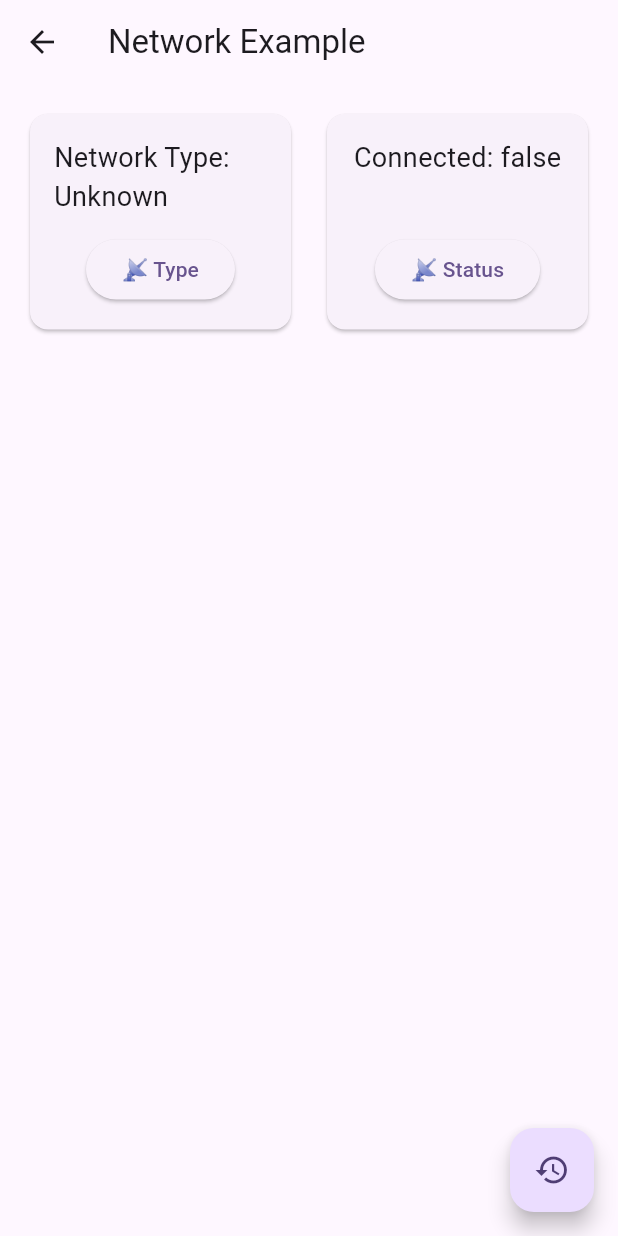
After one commit to cosmicsaurabh/kotlin_methodChannel_test, a Flutter app: the NetworkInfo screen opened directly, after a tap on "📡 Type", after a tap on "📡 Status", on a phone screen of 412 x 824 dp. The commit adds this screen. Run offline on Flutter 3.47's test engine with Material 3 defaults, Android fonts, the phone set to English and light mode, and no system bars.

Commit message:
network tab option added

```diff
--- a/lib/main.dart
+++ b/lib/main.dart
@@ -1,22 +1,53 @@
 import 'package:flutter/material.dart';
 import 'package:textbattery/battery.dart';
+import 'package:textbattery/network.dart';
 
 void main() {
   runApp(const MyApp());
 }
 
-class MyApp extends StatelessWidget {
+class MyApp extends StatefulWidget {
   const MyApp({super.key});
 
-  // This widget is the root of your application.
+  @override
+  State<MyApp> createState() => _MyAppState();
+}
+
+class _MyAppState extends State<MyApp> {
+  int _selectedIndex = 0;
+
+  static List<Widget> _widgetOptions = <Widget>[BatteryInfo(), NetworkInfo()];
+
+  void _onItemTapped(int index) {
+    setState(() {
+      _selectedIndex = index;
+    });
+  }
+
   @override
   Widget build(BuildContext context) {
     return MaterialApp(
-      title: 'Flutter Demo',
       theme: ThemeData(
         colorScheme: ColorScheme.fromSeed(seedColor: Colors.deepPurple),
       ),
-      home: BatteryInfo(),
+      home: Scaffold(
+        body: _widgetOptions.elementAt(_selectedIndex),
+        bottomNavigationBar: BottomNavigationBar(
+          items: const <BottomNavigationBarItem>[
+            BottomNavigationBarItem(
+              icon: Icon(Icons.battery_charging_full),
+              label: 'Battery',
+            ),
+            BottomNavigationBarItem(
+              icon: Icon(Icons.network_wifi),
+              label: 'Network',
+            ),
+          ],
+          currentIndex: _selectedIndex,
+          selectedItemColor: Colors.amber[800],
+          onTap: _onItemTapped,
+        ),
+      ),
     );
   }
 }
--- /dev/null
+++ b/lib/network.dart
@@ -0,0 +1,149 @@
+import 'package:flutter/material.dart';
+import 'package:flutter/services.dart';
+
+class NetworkInfo extends StatefulWidget {
+  @override
+  _NetworkInfoState createState() => _NetworkInfoState();
+}
+
+class _NetworkInfoState extends State<NetworkInfo> {
+  static const platform = MethodChannel('samples.flutter.dev/network');
+
+  String _networkType = 'Unknown network type.';
+  String _connectivityStatus = 'Unknown connectivity status.';
+
+  Future<void> _getNetworkType() async {
+    String networkType = 'Unknown network type.';
+    try {
+      final String? result = await platform.invokeMethod<String>(
+        'getNetworkType',
+      );
+      networkType = 'Network Type: ${result ?? 'Unknown'}';
+    } on PlatformException catch (e) {
+      networkType = "Platform error: ${e.message}";
+    } on MissingPluginException catch (_) {
+      networkType =
+          "Not implemented: native code not found for 'getNetworkType'.";
+    } catch (e) {
+      networkType = "Unexpected error: $e";
+    } finally {
+      if (mounted) {
+        setState(() {
+          _networkType = networkType;
+        });
+      }
+    }
+  }
+
+  Future<void> _getConnectivityStatus() async {
+    String connectivityStatus = 'Unknown connectivity status.';
+    try {
+      final bool? result = await platform.invokeMethod<bool>(
+        'getConnectivityStatus',
+      );
+      connectivityStatus = 'Connected: ${result ?? false}';
+    } on PlatformException catch (e) {
+      connectivityStatus = "Platform error: ${e.message}";
+    } on MissingPluginException catch (_) {
+      connectivityStatus =
+          "Not implemented: native code not found for 'getConnectivityStatus'.";
+    } catch (e) {
+      connectivityStatus = "Unexpected error: $e";
+    } finally {
+      if (mounted) {
+        setState(() {
+          _connectivityStatus = connectivityStatus;
+        });
+      }
+    }
+  }
+
+  @override
+  Widget build(BuildContext context) {
+    return Scaffold(
+      appBar: AppBar(title: Text("Network Example")),
+      body: Padding(
+        padding: const EdgeInsets.all(16.0),
+        child: GridView(
+          gridDelegate: const SliverGridDelegateWithMaxCrossAxisExtent(
+            maxCrossAxisExtent: 250,
+            mainAxisSpacing: 16,
+            crossAxisSpacing: 16,
+            childAspectRatio: 1.2,
+          ),
+          children: [
+            GridTile(
+              child: Card(
+                child: Padding(
+                  padding: const EdgeInsets.all(16.0),
+                  child: Center(
+                    child: Column(
+                      mainAxisAlignment: MainAxisAlignment.spaceBetween,
+                      children: [
+                        Expanded(
+                          child: Scrollbar(
+                            child: SingleChildScrollView(
+                              child: Text(
+                                _networkType,
+                                style: TextStyle(fontSize: 18),
+                              ),
+                            ),
+                          ),
+                        ),
+                        SizedBox(height: 8),
+                        ElevatedButton(
+                          onPressed: _getNetworkType,
+                          child: Text("📡 Type"),
+                        ),
+                      ],
+                    ),
+                  ),
+                ),
+              ),
+            ),
+            GridTile(
+              child: Card(
+                child: Padding(
+                  padding: const EdgeInsets.all(16.0),
+                  child: Center(
+                    child: Column(
+                      mainAxisAlignment: MainAxisAlignment.spaceBetween,
+                      children: [
+                        Expanded(
+                          child: Scrollbar(
+                            child: SingleChildScrollView(
+                              child: Text(
+                                _connectivityStatus,
+                                style: TextStyle(fontSize: 18),
+                              ),
+                            ),
+                          ),
+                        ),
+                        SizedBox(height: 8),
+                        ElevatedButton(
+                          onPressed: _getConnectivityStatus,
+                          child: Text("📡 Status"),
+                        ),
+                      ],
+                    ),
+                  ),
+                ),
+              ),
+            ),
+          ],
+        ),
+      ),
+      floatingActionButton: FloatingActionButton(
+        onPressed: resetAll,
+        child: Icon(Icons.restore),
+      ),
+    );
+  }
+
+  void resetAll() {
+    setState(() {
+      _networkType = 'Unknown network type.';
+      _connectivityStatus = 'Unknown connectivity status.';
+    });
+  }
+}
```
Also changed, not shown: 3 other files.
